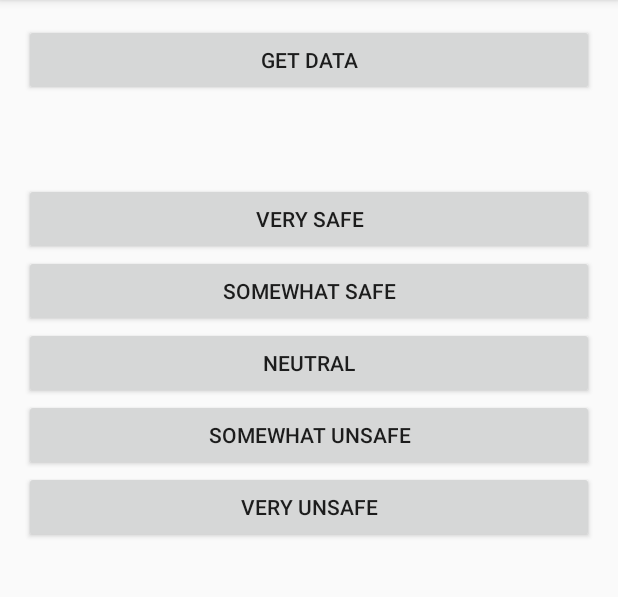
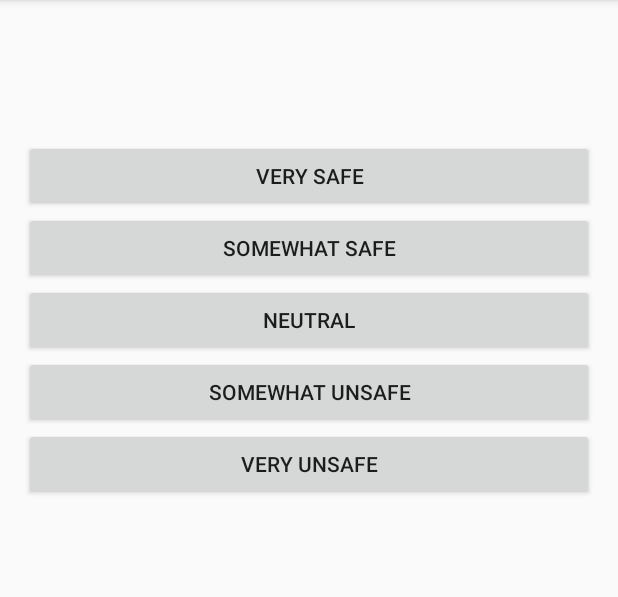
Before and after one commit to navidhg/SafeRank, an Android app: the screen it shows after launch (MainActivity), on a phone screen of 412 x 824 dp, the part 84-681 px from its top. Run offline under Robolectric (Android 15) with nearby library versions, the phone set to English and light mode, and no system bars.

Commit message:
Clicking a rating button will read other data

```diff
--- a/app/src/main/res/layout/activity_main.xml
+++ b/app/src/main/res/layout/activity_main.xml
@@ -9,12 +9,10 @@
     android:orientation="vertical"
     tools:context=".MainActivity">
 
-    <Button
-        android:id="@+id/getData"
+    <TextView
+        android:id="@+id/time_label"
         android:layout_width="match_parent"
-        android:layout_height="wrap_content"
-        android:text="@string/submit_label"
-        android:onClick="manageData"/>
+        android:layout_height="wrap_content" />
 
     <TextView
         android:id="@+id/lat_label"
@@ -36,34 +34,34 @@
         android:layout_width="match_parent"
         android:layout_height="wrap_content"
         android:text="@string/rate_5"
-        android:onClick="setRating"/>
+        android:onClick="manageData"/>
 
     <Button
         android:id="@+id/rate4"
         android:layout_width="match_parent"
         android:layout_height="wrap_content"
         android:text="@string/rate_4"
-        android:onClick="setRating"/>
+        android:onClick="manageData"/>
 
     <Button
         android:id="@+id/rate3"
         android:layout_width="match_parent"
         android:layout_height="wrap_content"
         android:text="@string/rate_3"
-        android:onClick="setRating"/>
+        android:onClick="manageData"/>
 
     <Button
         android:id="@+id/rate2"
         android:layout_width="match_parent"
         android:layout_height="wrap_content"
         android:text="@string/rate_2"
-        android:onClick="setRating"/>
+        android:onClick="manageData"/>
 
     <Button
         android:id="@+id/rate1"
         android:layout_width="match_parent"
         android:layout_height="wrap_content"
         android:text="@string/rate_1"
-        android:onClick="setRating"/>
+        android:onClick="manageData"/>
 
 </LinearLayout>
--- a/app/src/main/res/values/strings.xml
+++ b/app/src/main/res/values/strings.xml
@@ -2,7 +2,6 @@
 <resources>
 
     <string name="app_name">SafeRank</string>
-    <string name="submit_label">Get data</string>
     <string name="action_settings">Settings</string>
     <string name="rate_1">Very unsafe</string>
     <string name="rate_2">Somewhat unsafe</string>
```
Also changed, not shown: app/src/main/java/io/saferank/saferank/MainActivity.java (+26 -10 lines).
